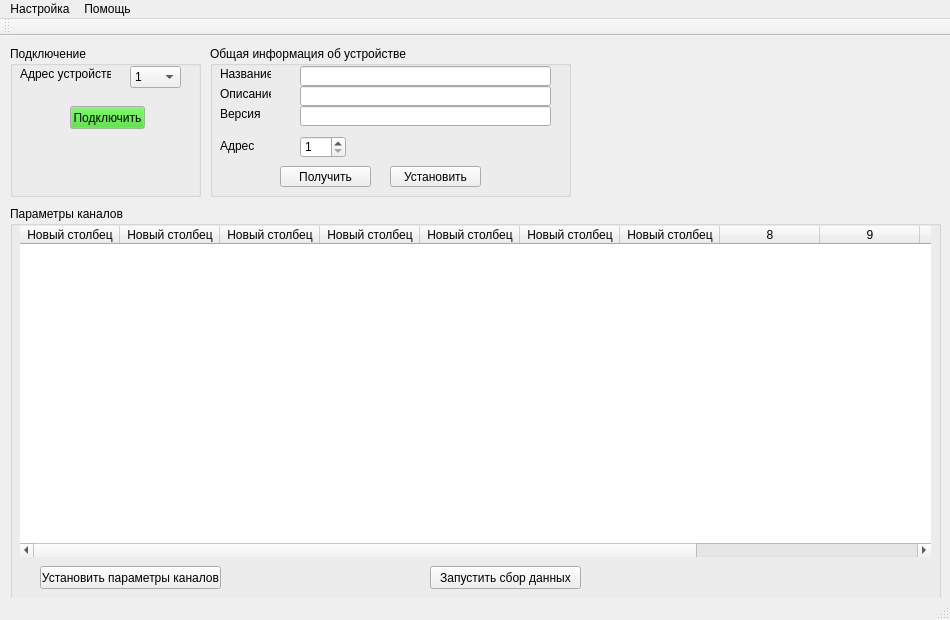
Old version of the form Threading/Threading/mainwindow.ui in the repository nowhard/uUSO_CONFIG_QT.
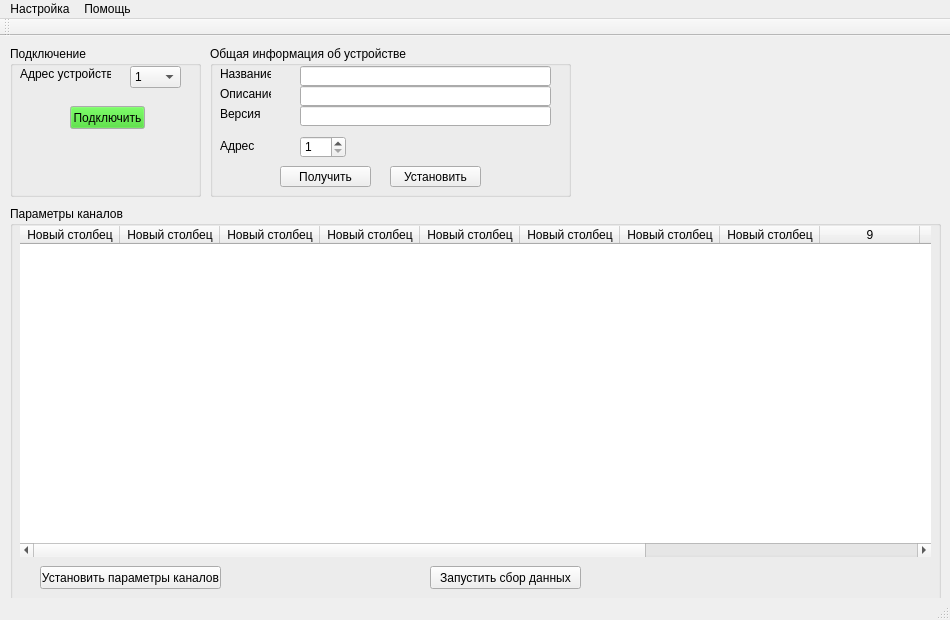
New version of the form.

Patch:
```diff
--- a/Threading/Threading/mainwindow.ui
+++ b/Threading/Threading/mainwindow.ui
@@ -265,7 +265,7 @@
       <number>0</number>
      </property>
      <property name="columnCount">
-      <number>12</number>
+      <number>13</number>
      </property>
      <attribute name="horizontalHeaderDefaultSectionSize">
       <number>100</number>
@@ -320,6 +320,11 @@
        <string>Новый столбец</string>
       </property>
      </column>
+     <column>
+      <property name="text">
+       <string>Новый столбец</string>
+      </property>
+     </column>
      <column/>
      <column/>
      <column/>
```
